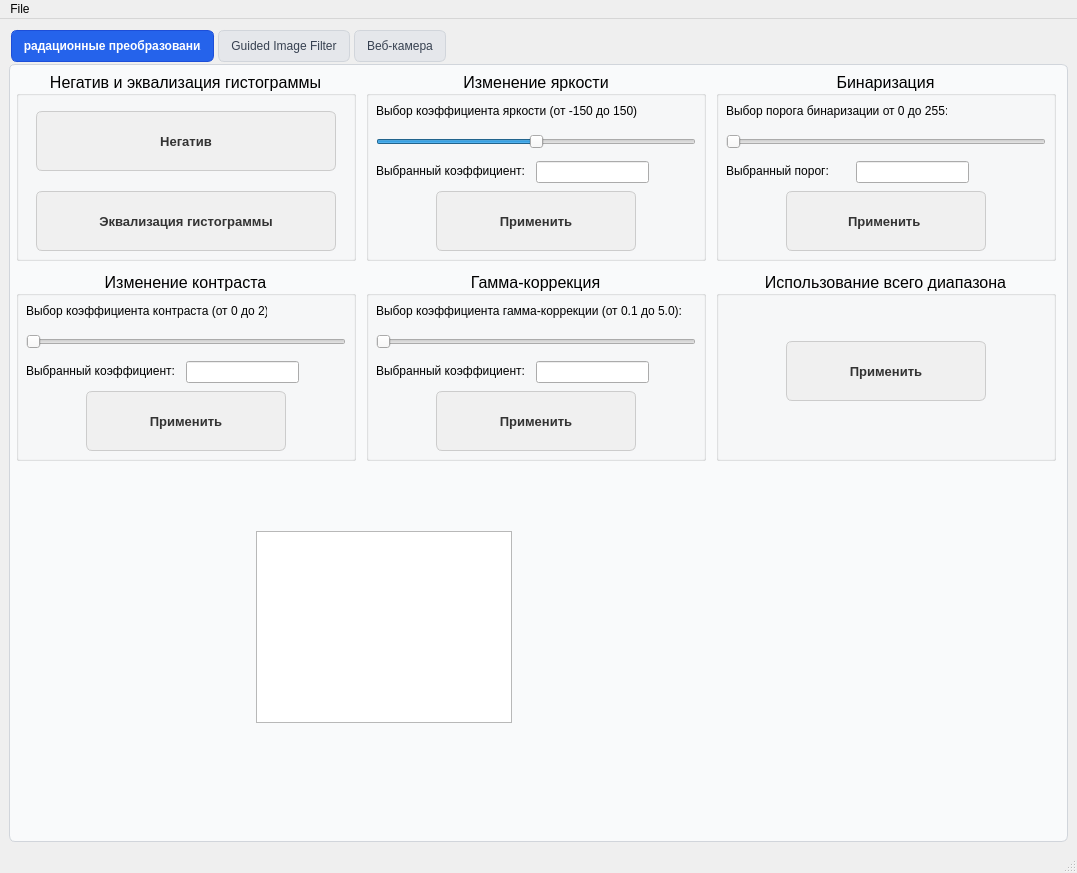
This is DIP/MyApp.ui in KYashin/Digital-Image-Processing as Qt 5 draws it before an edit. The edited form follows.
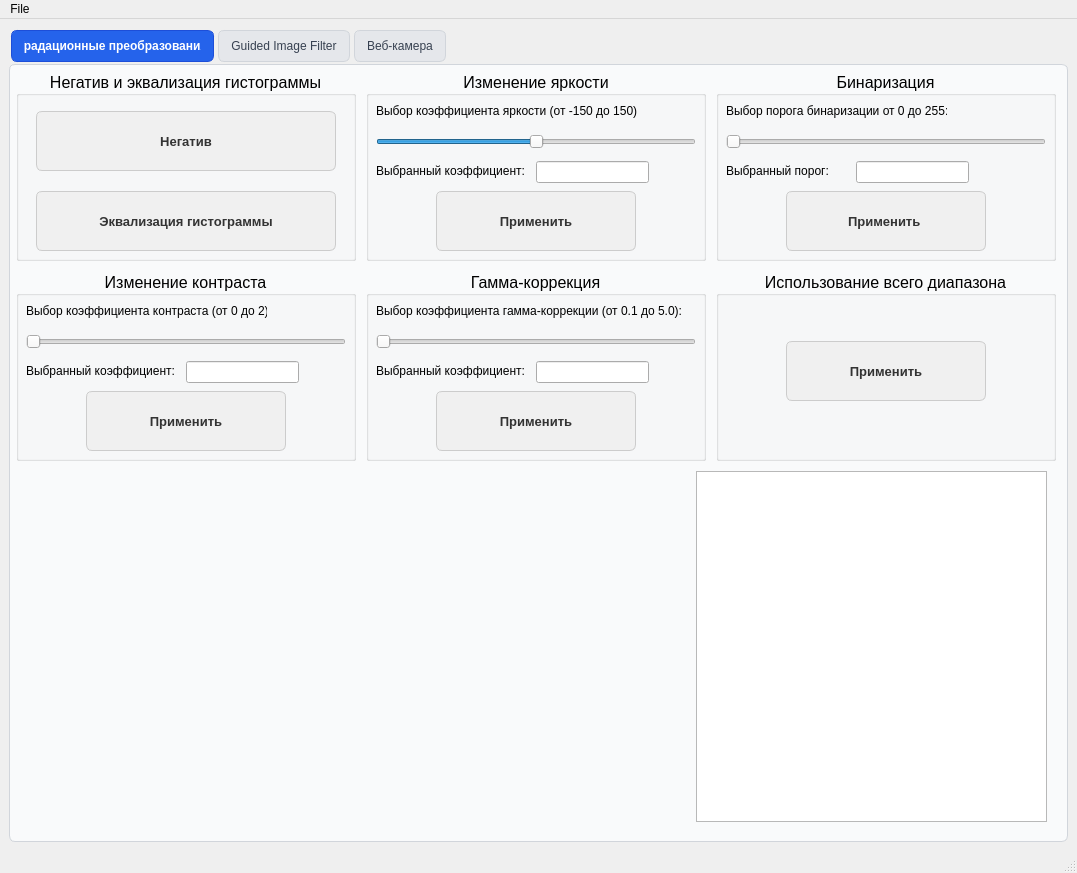
This is the edited form.

Commit message: Добавил GIF.py.

The edit to the form file:
```diff
--- a/DIP/MyApp.ui
+++ b/DIP/MyApp.ui
@@ -849,10 +849,10 @@
        <widget class="QGraphicsView" name="graphicsView">
         <property name="geometry">
          <rect>
-          <x>240</x>
-          <y>460</y>
-          <width>256</width>
-          <height>192</height>
+          <x>680</x>
+          <y>400</y>
+          <width>351</width>
+          <height>351</height>
          </rect>
         </property>
        </widget>
```
The commit also changes 1 other file.
